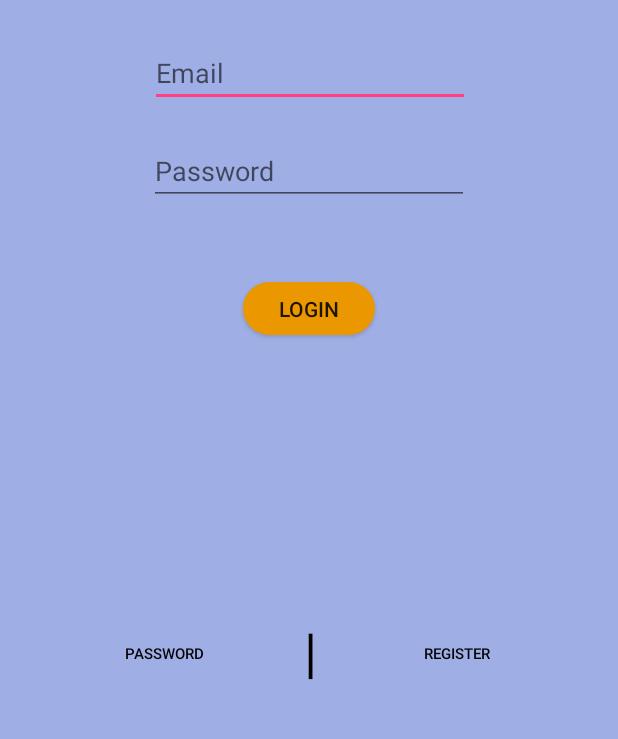
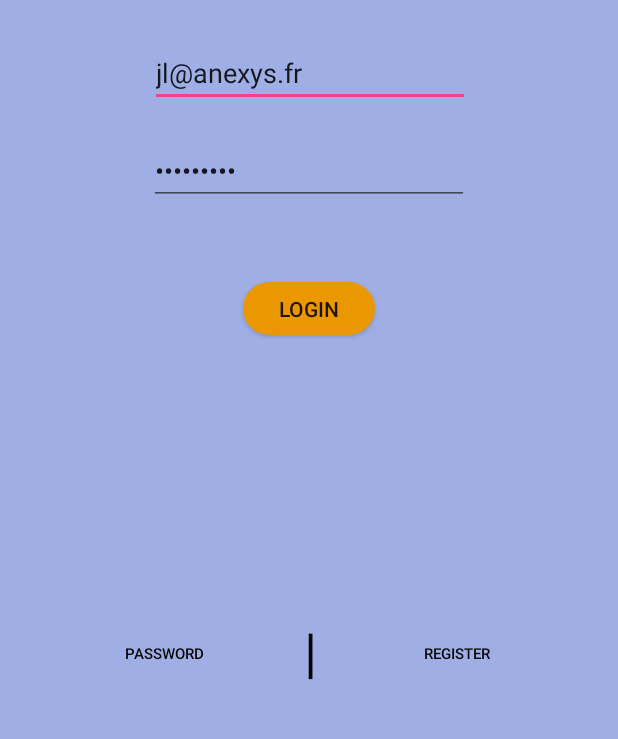
Before and after one commit to JDevs10/Shopping-Drive, an Android app: the screen it shows after launch (Login), on a phone screen of 412 x 824 dp, the part 147-886 px from its top. Run offline under Robolectric (Android 15) with nearby library versions, the phone set to English and light mode, and no system bars; our stand-ins replace Firebase (no records; nobody signed in at launch, a user with empty details on screens opened directly).

Commit message:
rotation bug fixed

```diff
--- a/app/app/src/main/AndroidManifest.xml
+++ b/app/app/src/main/AndroidManifest.xml
@@ -12,7 +12,8 @@
         android:roundIcon="@mipmap/ic_launcher_round"
         android:supportsRtl="true"
         android:theme="@style/AppTheme">
-        <activity android:name=".Login">
+        <activity android:name=".Login"
+            android:configChanges="keyboardHidden|orientation|screenSize">
             <intent-filter>
                 <action android:name="android.intent.action.MAIN" />
 
@@ -21,7 +22,8 @@
         </activity>
         <activity
             android:name=".Home"
-            android:theme="@style/AppTheme.NoActionBar"></activity>
+            android:theme="@style/AppTheme.NoActionBar"
+            android:configChanges="keyboardHidden|orientation|screenSize"></activity>
         <activity android:name=".Register" />
         <activity android:name=".ChangePWD" />
         <activity android:name=".DetailArticle" />
--- a/app/app/src/main/java/com/example/j_lds/shoppingdrive/Home.java
+++ b/app/app/src/main/java/com/example/j_lds/shoppingdrive/Home.java
@@ -1,5 +1,6 @@
 package com.example.j_lds.shoppingdrive;
 
+import android.content.res.Configuration;
 import android.database.Cursor;
 import android.support.annotation.NonNull;
 import android.support.design.widget.NavigationView;
@@ -64,7 +65,6 @@ public class Home extends AppCompatActivity implements NavigationView.OnNavigati
         getSupportActionBar().setTitle("Stores");
         if (savedInstanceState == null){
             //default fragment when activity is running
-            toolbar.setTitle("Stores");
             navigationView.setCheckedItem(R.id.nav_store);
             getSupportFragmentManager().beginTransaction().replace(R.id.home_fragment_container, new FragmentFindMerchant()).commit();
         }
@@ -123,6 +123,7 @@ public class Home extends AppCompatActivity implements NavigationView.OnNavigati
             case R.id.nav_legalMentions:
                 Toast.makeText(this, "Our Legal Mentions", Toast.LENGTH_SHORT).show();
                 break;
+
         }
 
         drawer.closeDrawer(GravityCompat.START);
--- a/app/app/src/main/res/layout/activity_login.xml
+++ b/app/app/src/main/res/layout/activity_login.xml
@@ -13,15 +13,18 @@
         android:id="@+id/textView_title"
         android:layout_width="208dp"
         android:layout_height="48dp"
+        android:layout_marginStart="102dp"
+        android:layout_marginLeft="102dp"
         android:layout_marginTop="50dp"
+        android:layout_marginEnd="101dp"
+        android:layout_marginRight="101dp"
         android:text="@string/shopping_drive"
         android:textColor="@android:color/background_dark"
         android:textSize="36sp"
         android:textStyle="bold"
         app:fontFamily="cursive"
-        app:layout_constraintHorizontal_bias="0.502"
-        app:layout_constraintLeft_toLeftOf="parent"
-        app:layout_constraintRight_toRightOf="parent"
+        app:layout_constraintEnd_toEndOf="parent"
+        app:layout_constraintStart_toStartOf="parent"
         app:layout_constraintTop_toTopOf="parent" />
 
     <Button
@@ -85,6 +88,7 @@
         android:layout_marginTop="26dp"
         android:ems="10"
         android:hint="@string/email"
+        android:text="jl@anexys.fr"
         android:inputType="textPersonName"
         app:layout_constraintEnd_toEndOf="parent"
         app:layout_constraintStart_toStartOf="parent"
@@ -101,6 +105,7 @@
         android:layout_marginTop="20dp"
         android:ems="10"
         android:hint="@string/password"
+        android:text="123456789"
         android:inputType="textPassword"
         app:layout_constraintEnd_toEndOf="parent"
         app:layout_constraintStart_toStartOf="parent"
```
Also changed, not shown: app/app/src/main/java/com/example/j_lds/shoppingdrive/Login.java (+13 -0 lines).
